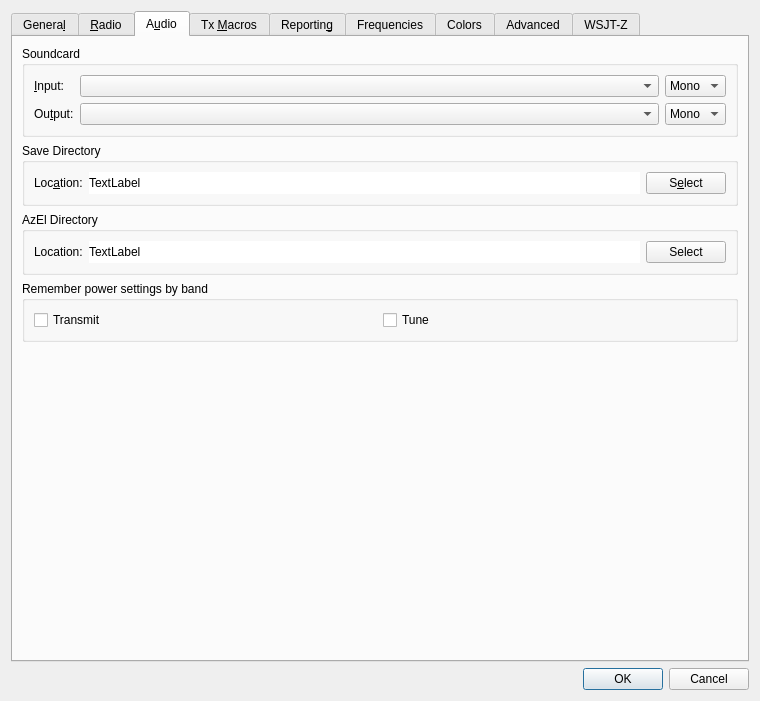
This is Configuration.ui in SpudGunMan/WSJT-Zed as Qt 5 draws it before an edit. The edited form follows.
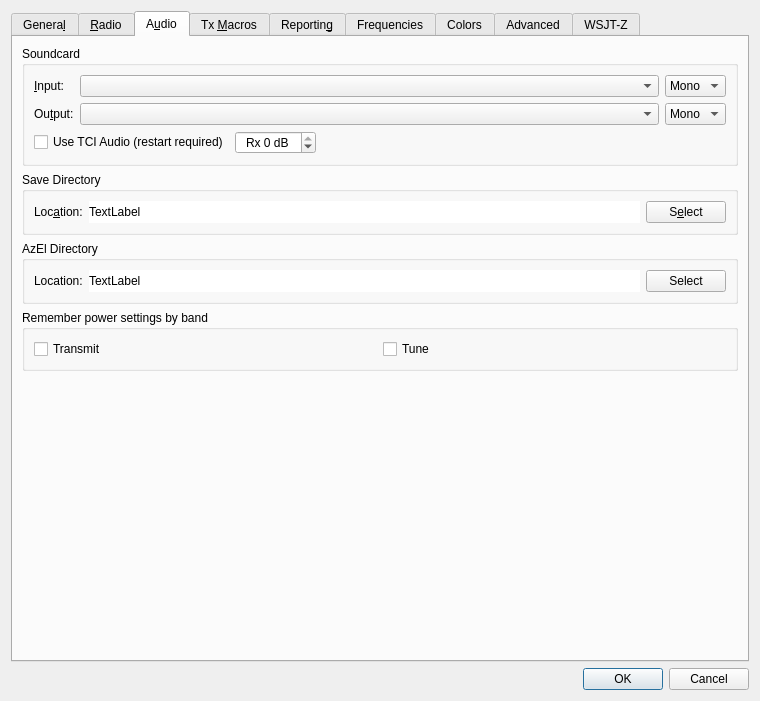
This is the edited form. The open tabs and pages were chosen to show the change. Custom widgets are drawn as their Qt base class.

```diff
--- a/Configuration.ui
+++ b/Configuration.ui
@@ -1572,6 +1572,58 @@
             </property>
            </widget>
           </item>
+          <item row="2" column="0" colspan="3">
+           <layout class="QHBoxLayout" name="sound_settings_layout">
+            <item>
+             <widget class="QCheckBox" name="tci_audio_check_box">
+              <property name="toolTip">
+               <string>&lt;html&gt;&lt;head/&gt;&lt;body&gt;&lt;p&gt;Use TCI Audio when available.&lt;/p&gt;&lt;/body&gt;&lt;/html&gt;</string>
+              </property>
+              <property name="text">
+               <string>Use TCI Audio (restart required)</string>
+              </property>
+             </widget>
+            </item>
+            <item>
+             <widget class="QSpinBox" name="TCI_spin_box">
+              <property name="toolTip">
+               <string>&lt;html&gt;&lt;head/&gt;&lt;body&gt;&lt;p&gt;Rx audio level&lt;/p&gt;&lt;/body&gt;&lt;/html&gt;</string>
+              </property>
+              <property name="alignment">
+               <set>Qt::AlignCenter</set>
+              </property>
+              <property name="suffix">
+               <string> dB</string>
+              </property>
+              <property name="prefix">
+               <string>Rx </string>
+              </property>
+              <property name="minimum">
+               <number>-50</number>
+              </property>
+              <property name="maximum">
+               <number>0</number>
+              </property>
+              <property name="singleStep">
+               <number>5</number>
+              </property>
+             </widget>
+            </item>
+            <item>
+             <spacer name="horizontalSpacer_TCI">
+              <property name="orientation">
+               <enum>Qt::Horizontal</enum>
+              </property>
+              <property name="sizeHint" stdset="0">
+               <size>
+                <width>40</width>
+                <height>20</height>
+               </size>
+              </property>
+             </spacer>
+            </item>
+           </layout>
+          </item>
          </layout>
         </widget>
        </item>
```
Left out of the diff: 29 changed lines with no effect on the pictures.
